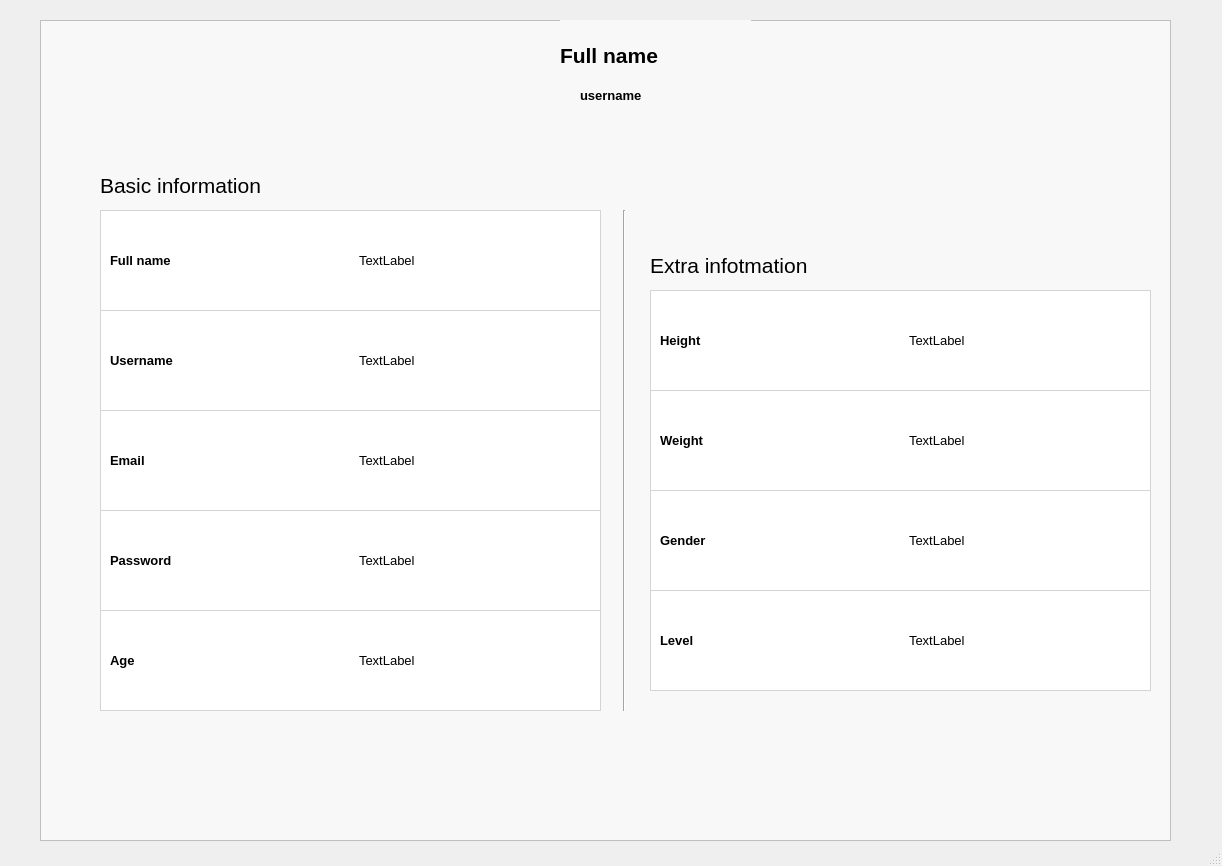
Old version of the form GUI/Userinfo.ui in the repository Esammohammed/Ai-personal-trainer.
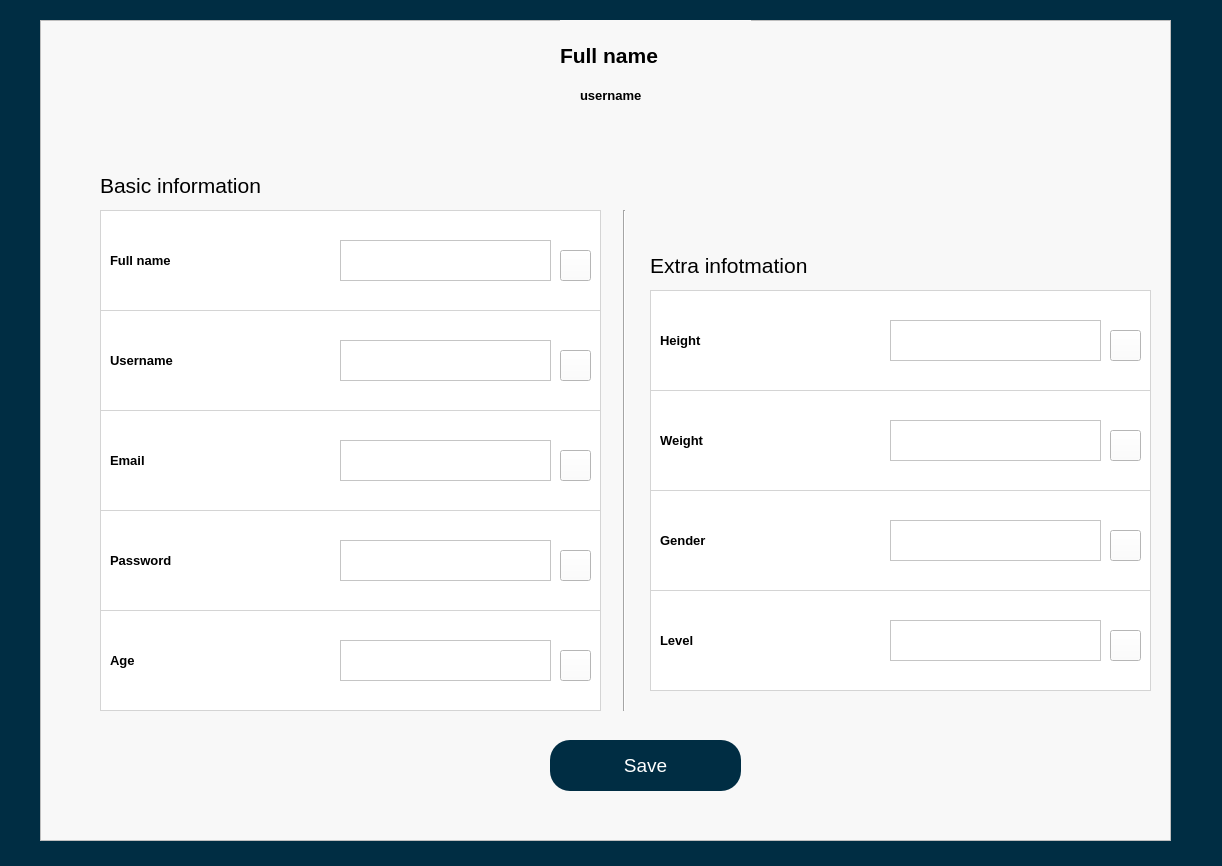
New version of the form. Icons and pictures are not drawn.

Commit message: goher_userinfo_edit

What changed in the file:
```diff
--- a/GUI/Userinfo.ui
+++ b/GUI/Userinfo.ui
@@ -13,6 +13,9 @@
   <property name="windowTitle">
    <string>MainWindow</string>
   </property>
+  <property name="styleSheet">
+   <string notr="true">background-color: rgb(0, 45, 67);</string>
+  </property>
   <widget class="QWidget" name="centralwidget">
    <widget class="QFrame" name="frame_3">
     <property name="geometry">
@@ -85,11 +88,10 @@
 QWidget#widget_17,#widget_18,#widget_19,#widget_20,#widget_21{
   border: 1px solid #d4d4d4;
 }
-QPushButton{
-	
-  border: none;
-
+QPushButton:hover {
+  background-color: rgb(200, 200, 200);
 }
+
 </string>
      </property>
      <widget class="QWidget" name="widget_17" native="true">
@@ -104,31 +106,13 @@
       <property name="styleSheet">
        <string notr="true"/>
       </property>
-      <widget class="QLabel" name="label_6">
-       <property name="geometry">
-        <rect>
-         <x>259</x>
-         <y>10</y>
-         <width>241</width>
-         <height>81</height>
-        </rect>
-       </property>
-       <property name="font">
-        <font>
-         <pointsize>10</pointsize>
-        </font>
-       </property>
-       <property name="text">
-        <string>TextLabel</string>
-       </property>
-      </widget>
       <widget class="QLabel" name="label_5">
        <property name="geometry">
         <rect>
          <x>10</x>
-         <y>10</y>
-         <width>240</width>
-         <height>81</height>
+         <y>20</y>
+         <width>231</width>
+         <height>61</height>
         </rect>
        </property>
        <property name="font">
@@ -142,11 +126,29 @@
         <string>Full name</string>
        </property>
       </widget>
-      <widget class="QPushButton" name="pushButton_7">
+      <widget class="QTextEdit" name="name">
        <property name="geometry">
         <rect>
-         <x>460</x>
+         <x>240</x>
          <y>30</y>
+         <width>211</width>
+         <height>41</height>
+        </rect>
+       </property>
+       <property name="font">
+        <font>
+         <pointsize>11</pointsize>
+        </font>
+       </property>
+       <property name="readOnly">
+        <bool>true</bool>
+       </property>
+      </widget>
+      <widget class="QPushButton" name="b1">
+       <property name="geometry">
+        <rect>
+         <x>460</x>
+         <y>40</y>
          <width>31</width>
          <height>31</height>
         </rect>
@@ -187,31 +189,13 @@
       <property name="styleSheet">
        <string notr="true"/>
       </property>
-      <widget class="QLabel" name="label_27">
-       <property name="geometry">
-        <rect>
-         <x>259</x>
-         <y>10</y>
-         <width>240</width>
-         <height>81</height>
-        </rect>
-       </property>
-       <property name="font">
-        <font>
-         <pointsize>10</pointsize>
-        </font>
-       </property>
-       <property name="text">
-        <string>TextLabel</string>
-       </property>
-      </widget>
       <widget class="QLabel" name="label_28">
        <property name="geometry">
         <rect>
          <x>10</x>
-         <y>10</y>
-         <width>240</width>
-         <height>81</height>
+         <y>20</y>
+         <width>231</width>
+         <height>61</height>
         </rect>
        </property>
        <property name="font">
@@ -229,7 +213,7 @@
        <property name="geometry">
         <rect>
          <x>460</x>
-         <y>30</y>
+         <y>40</y>
          <width>31</width>
          <height>31</height>
         </rect>
@@ -257,6 +241,24 @@
         <bool>false</bool>
        </property>
       </widget>
+      <widget class="QTextEdit" name="user">
+       <property name="geometry">
+        <rect>
+         <x>240</x>
+         <y>30</y>
+         <width>211</width>
+         <height>41</height>
+        </rect>
+       </property>
+       <property name="font">
+        <font>
+         <pointsize>11</pointsize>
+        </font>
+       </property>
+       <property name="readOnly">
+        <bool>true</bool>
+       </property>
+      </widget>
      </widget>
      <widget class="QWidget" name="widget_19" native="true">
       <property name="geometry">
@@ -270,31 +272,13 @@
       <property name="styleSheet">
        <string notr="true"/>
       </property>
-      <widget class="QLabel" name="label_29">
-       <property name="geometry">
-        <rect>
-         <x>259</x>
-         <y>10</y>
-         <width>240</width>
-         <height>81</height>
-        </rect>
-       </property>
-       <property name="font">
-        <font>
-         <pointsize>10</pointsize>
-        </font>
-       </property>
-       <property name="text">
-        <string>TextLabel</string>
-       </property>
-      </widget>
       <widget class="QLabel" name="label_30">
        <property name="geometry">
         <rect>
          <x>10</x>
-         <y>10</y>
-         <width>240</width>
-         <height>81</height>
+         <y>20</y>
+         <width>231</width>
+         <height>61</height>
         </rect>
        </property>
        <property name="font">
@@ -308,11 +292,29 @@
         <string>Email</string>
        </property>
       </widget>
-      <widget class="QPushButton" name="pushButton_4">
+      <widget class="QTextEdit" name="email">
        <property name="geometry">
         <rect>
-         <x>460</x>
+         <x>240</x>
          <y>30</y>
+         <width>211</width>
+         <height>41</height>
+        </rect>
+       </property>
+       <property name="font">
+        <font>
+         <pointsize>11</pointsize>
+        </font>
+       </property>
+       <property name="readOnly">
+        <bool>true</bool>
+       </property>
+      </widget>
+      <widget class="QPushButton" name="b3">
+       <property name="geometry">
+        <rect>
+         <x>460</x>
+         <y>40</y>
          <width>31</width>
          <height>31</height>
         </rect>
@@ -353,24 +355,6 @@
       <property name="styleSheet">
        <string notr="true"/>
       </property>
-      <widget class="QLabel" name="label_31">
-       <property name="geometry">
-        <rect>
-         <x>259</x>
-         <y>10</y>
-         <width>240</width>
-         <height>81</height>
-        </rect>
-       </property>
-       <property name="font">
-        <font>
-         <pointsize>10</pointsize>
-        </font>
-       </property>
-       <property name="text">
-        <string>TextLabel</string>
-       </property>
-      </widget>
       <widget class="QLabel" name="label_32">
        <property name="geometry">
         <rect>
@@ -391,11 +375,29 @@
         <string>Password</string>
        </property>
       </widget>
-      <widget class="QPushButton" name="pushButton_5">
+      <widget class="QTextEdit" name="password">
        <property name="geometry">
         <rect>
-         <x>460</x>
+         <x>240</x>
          <y>30</y>
+         <width>211</width>
+         <height>41</height>
+        </rect>
+       </property>
+       <property name="font">
+        <font>
+         <pointsize>11</pointsize>
+        </font>
+       </property>
+       <property name="readOnly">
+        <bool>true</bool>
+       </property>
+      </widget>
+      <widget class="QPushButton" name="b4">
+       <property name="geometry">
+        <rect>
+         <x>460</x>
+         <y>40</y>
          <width>31</width>
          <height>31</height>
         </rect>
@@ -436,24 +438,6 @@
       <property name="styleSheet">
        <string notr="true"/>
       </property>
-      <widget class="QLabel" name="label_35">
-       <property name="geometry">
-        <rect>
-         <x>259</x>
-         <y>10</y>
-         <width>240</width>
-         <height>81</height>
-        </rect>
-       </property>
-       <property name="font">
-        <font>
-         <pointsize>10</pointsize>
-        </font>
-       </property>
-       <property name="text">
-        <string>TextLabel</string>
-       </property>
-      </widget>
       <widget class="QLabel" name="label_36">
        <property name="geometry">
         <rect>
@@ -478,7 +462,7 @@
        <property name="geometry">
         <rect>
          <x>460</x>
-         <y>30</y>
+         <y>40</y>
          <width>31</width>
          <height>31</height>
         </rect>
@@ -506,6 +490,24 @@
         <bool>false</bool>
        </property>
       </widget>
+      <widget class="QTextEdit" name="age">
+       <property name="geometry">
+        <rect>
+         <x>240</x>
+         <y>30</y>
+         <width>211</width>
+         <height>41</height>
+        </rect>
+       </property>
+       <property name="font">
+        <font>
+         <pointsize>11</pointsize>
+        </font>
+       </property>
+       <property name="readOnly">
+        <bool>true</bool>
+       </property>
+      </widget>
      </widget>
     </widget>
     <widget class="QWidget" name="widget_14" native="true">
@@ -525,8 +527,9 @@
 QWidget#widget_27,#widget_28,#widget_29,#widget_30{
   border:1px solid #d4d4d4;
 }
-QPushButton{
-border : none;
+
+QPushButton:hover {
+  background-color: rgb(200, 200, 200);
 }
 
 </string>
@@ -547,24 +550,6 @@
 
 }</string>
       </property>
-      <widget class="QLabel" name="label_9">
-       <property name="geometry">
-        <rect>
-         <x>259</x>
-         <y>10</y>
-         <width>240</width>
-         <height>81</height>
-        </rect>
-       </property>
-       <property name="font">
-        <font>
-         <pointsize>10</pointsize>
-        </font>
-       </property>
-       <property name="text">
-        <string>TextLabel</string>
-       </property>
-      </widget>
       <widget class="QLabel" name="label_10">
        <property name="geometry">
         <rect>
@@ -589,7 +574,7 @@
        <property name="geometry">
         <rect>
          <x>460</x>
-         <y>30</y>
+         <y>40</y>
          <width>31</width>
          <height>31</height>
         </rect>
@@ -606,7 +591,7 @@
        </property>
        <property name="iconSize">
         <size>
-         <width>37</width>
+         <width>22</width>
          <height>22</height>
         </size>
        </property>
@@ -617,6 +602,24 @@
         <bool>false</bool>
        </property>
       </widget>
+      <widget class="QTextEdit" name="height">
+       <property name="geometry">
+        <rect>
+         <x>240</x>
+         <y>30</y>
+         <width>211</width>
+         <height>41</height>
+        </rect>
+       </property>
+       <property name="font">
+        <font>
+         <pointsize>11</pointsize>
+        </font>
+       </property>
+       <property name="readOnly">
+        <bool>true</bool>
+       </property>
+      </widget>
      </widget>
      <widget class="QWidget" name="widget_28" native="true">
       <property name="geometry">
@@ -634,24 +637,6 @@
 
 }</string>
       </property>
-      <widget class="QLabel" name="label_43">
-       <property name="geometry">
-        <rect>
-         <x>259</x>
-         <y>10</y>
-         <width>240</width>
-         <height>81</height>
-        </rect>
-       </property>
-       <property name="font">
-        <font>
-         <pointsize>10</pointsize>
-        </font>
-       </property>
-       <property name="text">
-        <string>TextLabel</string>
-       </property>
-      </widget>
       <widget class="QLabel" name="label_44">
        <property name="geometry">
         <rect>
@@ -676,7 +661,7 @@
        <property name="geometry">
         <rect>
          <x>460</x>
-         <y>30</y>
+         <y>40</y>
          <width>31</width>
          <height>31</height>
         </rect>
@@ -693,7 +678,7 @@
        </property>
        <property name="iconSize">
         <size>
-         <width>37</width>
+         <width>22</width>
          <height>22</height>
         </size>
        </property>
@@ -704,6 +689,24 @@
         <bool>false</bool>
        </property>
       </widget>
+      <widget class="QTextEdit" name="weight">
+       <property name="geometry">
+        <rect>
+         <x>240</x>
+         <y>30</y>
+         <width>211</width>
+         <height>41</height>
+        </rect>
+       </property>
+       <property name="font">
+        <font>
+         <pointsize>11</pointsize>
+        </font>
+       </property>
+       <property name="readOnly">
+        <bool>true</bool>
+       </property>
+      </widget>
      </widget>
      <widget class="QWidget" name="widget_29" native="true">
       <property name="geometry">
@@ -721,24 +724,6 @@
 
 }</string>
       </property>
-      <widget class="QLabel" name="label_45">
-       <property name="geometry">
-        <rect>
-         <x>259</x>
-         <y>10</y>
-         <width>240</width>
-         <height>81</height>
-        </rect>
-       </property>
-       <property name="font">
-        <font>
-         <pointsize>10</pointsize>
-        </font>
-       </property>
-       <property name="text">
-        <string>TextLabel</string>
-       </property>
-      </widget>
       <widget class="QLabel" name="label_46">
        <property name="geometry">
         <rect>
@@ -759,11 +744,29 @@
         <string>Gender</string>
        </property>
       </widget>
-      <widget class="QPushButton" name="pushButton_13">
+      <widget class="QTextEdit" name="gender">
        <property name="geometry">
         <rect>
-         <x>460</x>
+         <x>240</x>
          <y>30</y>
+         <width>211</width>
+         <height>41</height>
+        </rect>
+       </property>
+       <property name="font">
+        <font>
+         <pointsize>11</pointsize>
+        </font>
+       </property>
+       <property name="readOnly">
+        <bool>true</bool>
+       </property>
+      </widget>
+      <widget class="QPushButton" name="b8">
+       <property name="geometry">
+        <rect>
+         <x>460</x>
+         <y>40</y>
          <width>31</width>
          <height>31</height>
         </rect>
@@ -780,7 +783,7 @@
        </property>
        <property name="iconSize">
         <size>
-         <width>37</width>
+         <width>22</width>
          <height>22</height>
         </size>
        </property>
@@ -808,24 +811,6 @@
 
 }</string>
       </property>
-      <widget class="QLabel" name="label_47">
-       <property name="geometry">
-        <rect>
-         <x>259</x>
-         <y>10</y>
-         <width>240</width>
-         <height>81</height>
-        </rect>
-       </property>
-       <property name="font">
-        <font>
-         <pointsize>10</pointsize>
-        </font>
-       </property>
-       <property name="text">
-        <string>TextLabel</string>
-       </property>
-      </widget>
       <widget class="QLabel" name="label_48">
        <property name="geometry">
         <rect>
@@ -850,7 +835,7 @@
        <property name="geometry">
         <rect>
          <x>460</x>
-         <y>30</y>
+         <y>40</y>
          <width>31</width>
          <height>31</height>
         </rect>
@@ -867,7 +852,7 @@
        </property>
        <property name="iconSize">
         <size>
-         <width>37</width>
+         <width>22</width>
          <height>22</height>
         </size>
        </property>
@@ -878,6 +863,24 @@
         <bool>false</bool>
        </property>
       </widget>
+      <widget class="QTextEdit" name="level">
+       <property name="geometry">
+        <rect>
+         <x>240</x>
+         <y>30</y>
+         <width>211</width>
+         <height>41</height>
+        </rect>
+       </property>
+       <property name="font">
+        <font>
+         <pointsize>11</pointsize>
+        </font>
+       </property>
+       <property name="readOnly">
+        <bool>true</bool>
+       </property>
+      </widget>
      </widget>
     </widget>
     <widget class="Line" name="line">
@@ -944,6 +947,33 @@
       <string>username</string>
      </property>
     </widget>
+    <widget class="QPushButton" name="pushButton">
+     <property name="geometry">
+      <rect>
+       <x>510</x>
+       <y>720</y>
+       <width>191</width>
+       <height>51</height>
+      </rect>
+     </property>
+     <property name="font">
+      <font>
+       <pointsize>14</pointsize>
+      </font>
+     </property>
+     <property name="styleSheet">
+      <string notr="true">QPushButton{
+background-color: rgb(0, 45, 67);
+border-radius:20px;
+color:rgb(255, 255, 255);}
+QPushButton:hover{
+background-color: rgb(10, 60, 75);
+}</string>
+     </property>
+     <property name="text">
+      <string>Save</string>
+     </property>
+    </widget>
    </widget>
   </widget>
   <widget class="QMenuBar" name="menubar">
```
Left out of the diff: 28 changed lines with no effect on the pictures.
